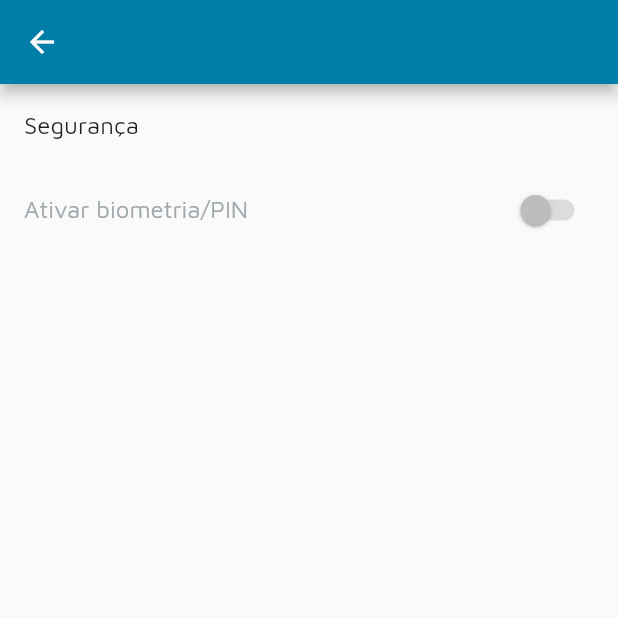
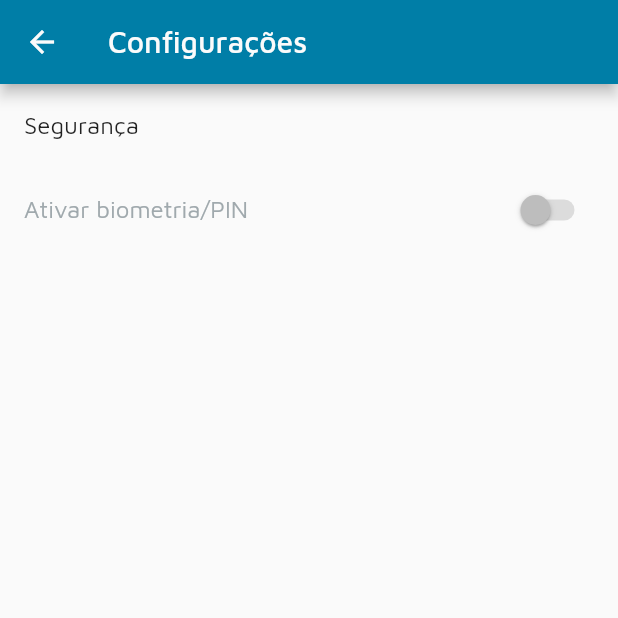
Before and after one commit to proz-tecnologia/PIT01GP08, a Flutter app: the SettingsPage screen opened by its route, on a phone screen of 412 x 824 dp, the top half of it. Run offline on Flutter 3.47's test engine with Material 2 defaults, Android fonts, the phone set to English and light mode, and no system bars; our stand-ins replace auth_buttons, cloud_firestore, firebase_auth, firebase_core, firebase_storage, fl_chart and 5 more; missing offline and left inert: local_auth_android; accounts and stored records are empty.

Commit message:
style: add titles at categories and settings pages

```diff
--- a/lib/features/my_categories/my_categories_page.dart
+++ b/lib/features/my_categories/my_categories_page.dart
@@ -18,6 +18,7 @@ class MyCategoriesPage extends StatelessWidget {
         MyCategoriesController.instance(CategoryFirebaseRepository());
     return Scaffold(
       appBar: AppBar(
+        title: const Text("Minhas Categorias"),
         actions: [
           IconButton(
             onPressed: () => Navigator.of(context).pushNamed('/category-edit'),
--- a/lib/features/settings/settings_page.dart
+++ b/lib/features/settings/settings_page.dart
@@ -9,7 +9,9 @@ class SettingsPage extends StatelessWidget {
   @override
   Widget build(BuildContext context) {
     return Scaffold(
-      appBar: AppBar(),
+      appBar: AppBar(
+        title: const Text('Configurações'),
+      ),
       body: Column(
         children: const [
           ListTile(
```
